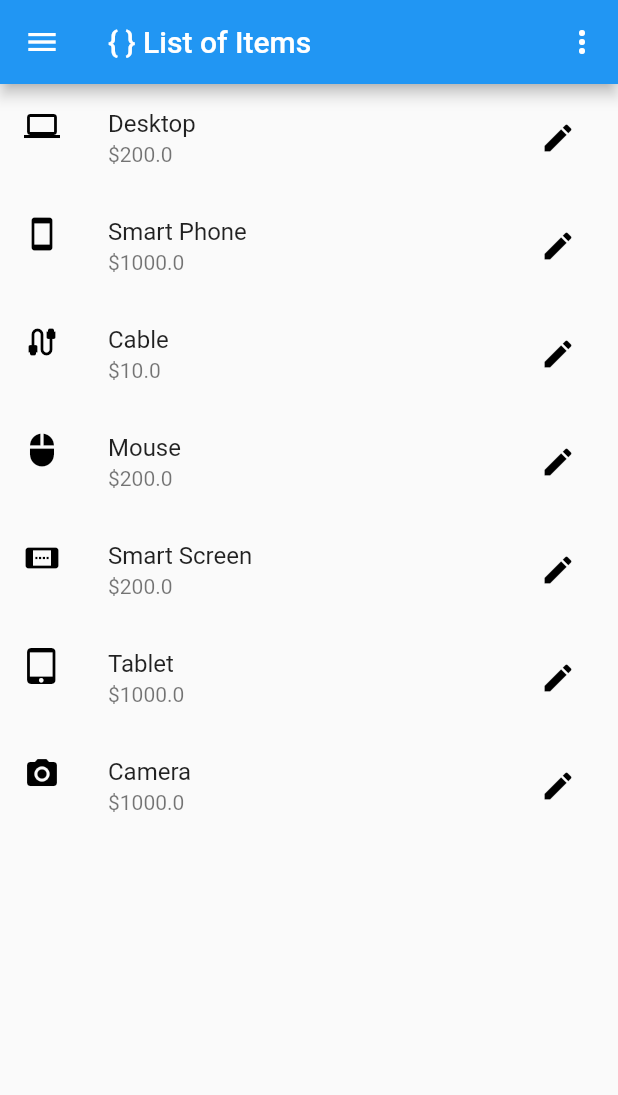
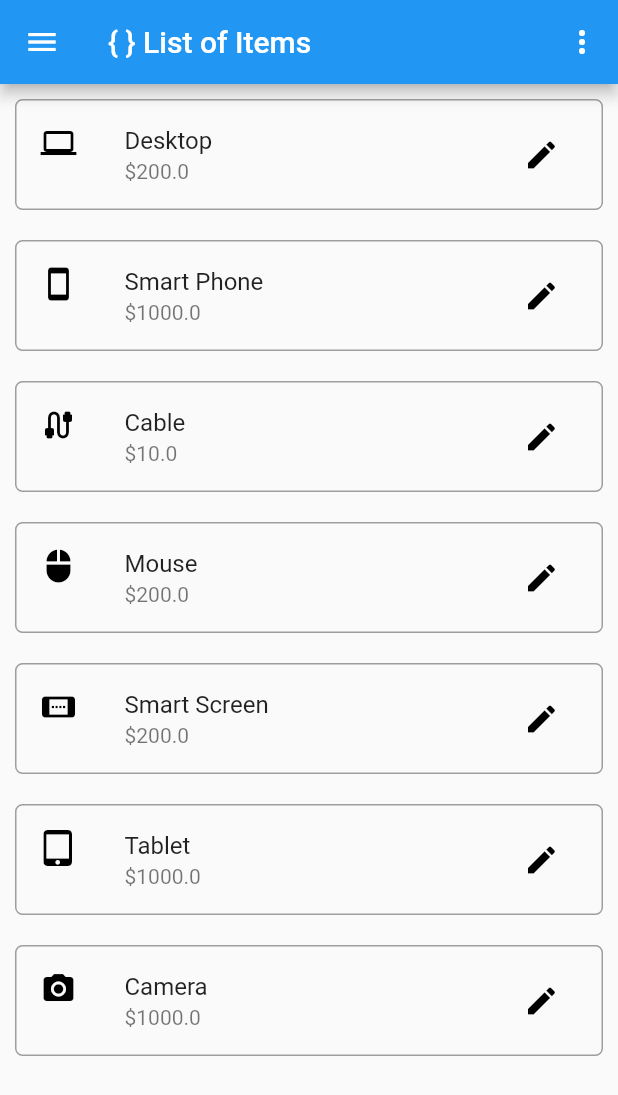
Before and after one commit to AmanuelTefera/flutter_assignment, a Flutter app: the screen it shows after launch, on a phone screen of 412 x 824 dp. Shown: the top 1095 px of the screen. Run offline on Flutter 3.47's test engine with Material 2 defaults, Android fonts, the phone set to English and light mode, and no system bars.

Commit message:
put the list view in a container

```diff
--- a/lib/main.dart
+++ b/lib/main.dart
@@ -111,7 +111,13 @@ class _MyHomePageState extends State<MyHomePage> {
           itemCount: items.length,
           itemBuilder: (context, index) {
             final item = items[index];
-            return ListTile(
+            return Container(
+              decoration: BoxDecoration(
+                border: Border.all(color: Colors.grey),
+                borderRadius: BorderRadius.circular(5.0),
+              ),
+              margin: EdgeInsets.all(10.0),
+              child: ListTile(
                 leading: Icon(
                   item['icon'],
                   color: Colors.black,
@@ -122,6 +128,7 @@ class _MyHomePageState extends State<MyHomePage> {
                   icon: Icon(Icons.edit, color: Colors.black),
                   onPressed: () {},
                 ),
+              ),
             );
           },
         ));
```
Lines whose indentation alone changed are shown as unchanged.
